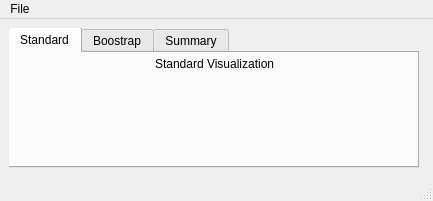
First picture: the form in gui_layout.ui, repository PeterDulworth/PhyloVis, before the edit.
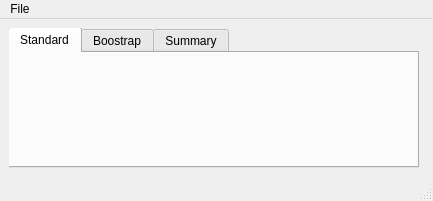
Second picture: the form after the edit. The open tabs and pages were chosen to show the change.

Commit message: literally fixed nothing

The edit to the form file:
```diff
--- a/gui_layout.ui
+++ b/gui_layout.ui
@@ -214,6 +214,12 @@
          </widget>
         </widget>
         <widget class="QWidget" name="outputPage">
+         <property name="sizePolicy">
+          <sizepolicy hsizetype="MinimumExpanding" vsizetype="MinimumExpanding">
+           <horstretch>0</horstretch>
+           <verstretch>0</verstretch>
+          </sizepolicy>
+         </property>
          <widget class="QTabWidget" name="outputTabs">
           <property name="geometry">
            <rect>
@@ -227,6 +233,12 @@
            <number>0</number>
           </property>
           <widget class="QWidget" name="standard">
+           <property name="sizePolicy">
+            <sizepolicy hsizetype="MinimumExpanding" vsizetype="MinimumExpanding">
+             <horstretch>0</horstretch>
+             <verstretch>0</verstretch>
+            </sizepolicy>
+           </property>
            <attribute name="title">
             <string>Standard</string>
            </attribute>
@@ -294,6 +306,12 @@
                </item>
                <item>
                 <widget class="QLabel" name="standardImage">
+                 <property name="sizePolicy">
+                  <sizepolicy hsizetype="MinimumExpanding" vsizetype="MinimumExpanding">
+                   <horstretch>0</horstretch>
+                   <verstretch>0</verstretch>
+                  </sizepolicy>
+                 </property>
                  <property name="text">
                   <string/>
                  </property>
```
Left out of the diff: 2 changed lines with no effect on the pictures. The commit also changes 2 other files.
